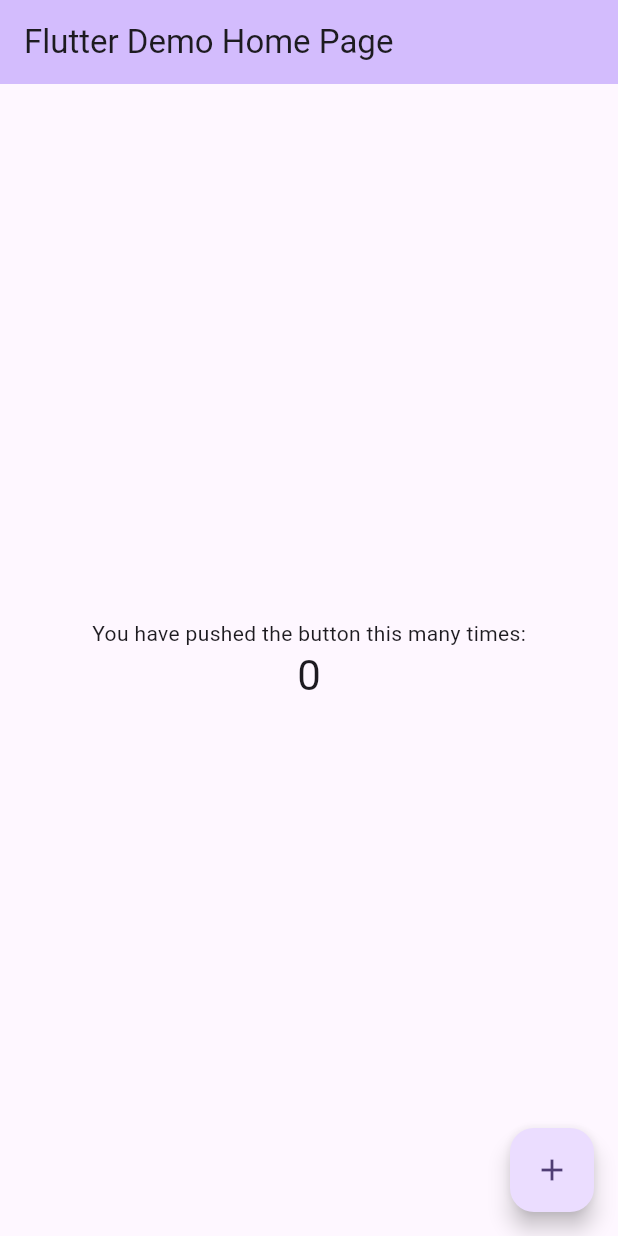
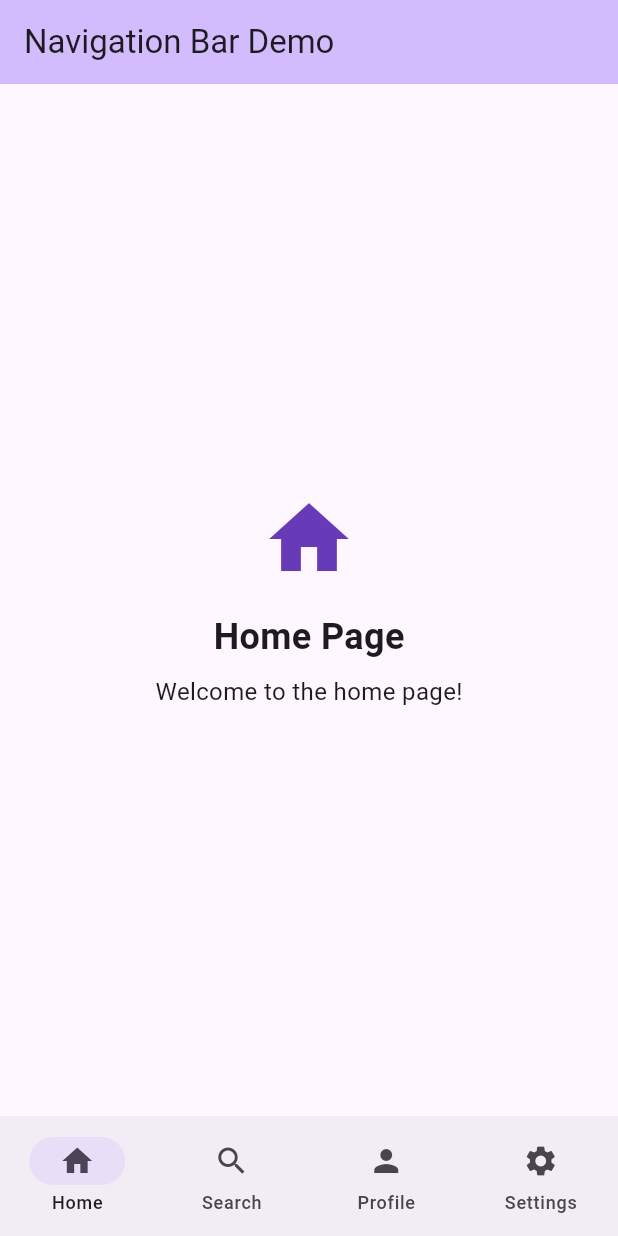
Before and after one commit to AndreiBacs/RetuRO, a Flutter app: the screen it shows after launch, on a phone screen of 412 x 824 dp. Run offline on Flutter 3.47's test engine with Material 3 defaults, Android fonts, the phone set to English and light mode, and no system bars.

Commit message:
Implement bottom navigation and add new pages (Home, Search, Profile, Settings) to enhance app navigation structure. Update main app title and theme settings for improved user experience.

```diff
--- a/front-end/retur_ro/lib/main.dart
+++ b/front-end/retur_ro/lib/main.dart
@@ -1,4 +1,8 @@
 import 'package:flutter/material.dart';
+import 'pages/home_page.dart';
+import 'pages/search_page.dart';
+import 'pages/profile_page.dart';
+import 'pages/settings_page.dart';
 
 void main() {
   runApp(const MyApp());
@@ -7,45 +11,21 @@
 class MyApp extends StatelessWidget {
   const MyApp({super.key});
 
-  // This widget is the root of your application.
   @override
   Widget build(BuildContext context) {
     return MaterialApp(
-      title: 'Flutter Demo',
+      title: 'Navigation Bar Demo',
       theme: ThemeData(
-        // This is the theme of your application.
-        //
-        // TRY THIS: Try running your application with "flutter run". You'll see
-        // the application has a purple toolbar. Then, without quitting the app,
-        // try changing the seedColor in the colorScheme below to Colors.green
-        // and then invoke "hot reload" (save your changes or press the "hot
-        // reload" button in a Flutter-supported IDE, or press "r" if you used
-        // the command line to start the app).
-        //
-        // Notice that the counter didn't reset back to zero; the application
-        // state is not lost during the reload. To reset the state, use hot
-        // restart instead.
-        //
-        // This works for code too, not just values: Most code changes can be
-        // tested with just a hot reload.
         colorScheme: ColorScheme.fromSeed(seedColor: Colors.deepPurple),
+        useMaterial3: true,
       ),
-      home: const MyHomePage(title: 'Flutter Demo Home Page'),
+      home: const MyHomePage(title: 'Navigation Bar Demo'),
     );
   }
 }
 
 class MyHomePage extends StatefulWidget {
   const MyHomePage({super.key, required this.title});
-
-  // This widget is the home page of your application. It is stateful, meaning
-  // that it has a State object (defined below) that contains fields that affect
-  // how it looks.
-
-  // This class is the configuration for the state. It holds the values (in this
-  // case the title) provided by the parent (in this case the App widget) and
-  // used by the build method of the State. Fields in a Widget subclass are
-  // always marked "final".
 
   final String title;
 
@@ -54,69 +34,39 @@
 }
 
 class _MyHomePageState extends State<MyHomePage> {
-  int _counter = 0;
+  int _selectedIndex = 0;
 
-  void _incrementCounter() {
+  static const List<Widget> _pages = <Widget>[
+    HomePage(),
+    SearchPage(),
+    ProfilePage(),
+    SettingsPage(),
+  ];
+
+  void _onItemTapped(int index) {
     setState(() {
-      // This call to setState tells the Flutter framework that something has
-      // changed in this State, which causes it to rerun the build method below
-      // so that the display can reflect the updated values. If we changed
-      // _counter without calling setState(), then the build method would not be
-      // called again, and so nothing would appear to happen.
-      _counter++;
+      _selectedIndex = index;
     });
   }
 
   @override
   Widget build(BuildContext context) {
-    // This method is rerun every time setState is called, for instance as done
-    // by the _incrementCounter method above.
-    //
-    // The Flutter framework has been optimized to make rerunning build methods
-    // fast, so that you can just rebuild anything that needs updating rather
-    // than having to individually change instances of widgets.
     return Scaffold(
       appBar: AppBar(
-        // TRY THIS: Try changing the color here to a specific color (to
-        // Colors.amber, perhaps?) and trigger a hot reload to see the AppBar
-        // change color while the other colors stay the same.
         backgroundColor: Theme.of(context).colorScheme.inversePrimary,
-        // Here we take the value from the MyHomePage object that was created by
-        // the App.build method, and use it to set our appbar title.
         title: Text(widget.title),
       ),
-      body: Center(
-        // Center is a layout widget. It takes a single child and positions it
-        // in the middle of the parent.
-        child: Column(
-          // Column is also a layout widget. It takes a list of children and
-          // arranges them vertically. By default, it sizes itself to fit its
-          // children horizontally, and tries to be as tall as its parent.
-          //
-          // Column has various properties to control how it sizes itself and
-          // how it positions its children. Here we use mainAxisAlignment to
-          // center the children vertically; the main axis here is the vertical
-          // axis because Columns are vertical (the cross axis would be
-          // horizontal).
-          //
-          // TRY THIS: Invoke "debug painting" (choose the "Toggle Debug Paint"
-          // action in the IDE, or press "p" in the console), to see the
-          // wireframe for each widget.
-          mainAxisAlignment: MainAxisAlignment.center,
-          children: <Widget>[
-            const Text('You have pushed the button this many times:'),
-            Text(
-              '$_counter',
-              style: Theme.of(context).textTheme.headlineMedium,
-            ),
-          ],
-        ),
+      body: _pages[_selectedIndex],
+      bottomNavigationBar: NavigationBar(
+        onDestinationSelected: _onItemTapped,
+        selectedIndex: _selectedIndex,
+        destinations: const <NavigationDestination>[
+          NavigationDestination(icon: Icon(Icons.home), label: 'Home'),
+          NavigationDestination(icon: Icon(Icons.search), label: 'Search'),
+          NavigationDestination(icon: Icon(Icons.person), label: 'Profile'),
+          NavigationDestination(icon: Icon(Icons.settings), label: 'Settings'),
+        ],
       ),
-      floatingActionButton: FloatingActionButton(
-        onPressed: _incrementCounter,
-        tooltip: 'Increment',
-        child: const Icon(Icons.add),
-      ), // This trailing comma makes auto-formatting nicer for build methods.
     );
   }
 }
--- /dev/null
+++ b/front-end/retur_ro/lib/pages/home_page.dart
@@ -0,0 +1,24 @@
+import 'package:flutter/material.dart';
+
+class HomePage extends StatelessWidget {
+  const HomePage({super.key});
+
+  @override
+  Widget build(BuildContext context) {
+    return const Center(
+      child: Column(
+        mainAxisAlignment: MainAxisAlignment.center,
+        children: <Widget>[
+          Icon(Icons.home, size: 64, color: Colors.deepPurple),
+          SizedBox(height: 16),
+          Text(
+            'Home Page',
+            style: TextStyle(fontSize: 24, fontWeight: FontWeight.bold),
+          ),
+          SizedBox(height: 8),
+          Text('Welcome to the home page!', style: TextStyle(fontSize: 16)),
+        ],
+      ),
+    );
+  }
+}
```
Also changed, not shown: front-end/retur_ro/lib/pages/profile_page.dart (added, +27 -0 lines), front-end/retur_ro/lib/pages/search_page.dart (added, +24 -0 lines), front-end/retur_ro/lib/pages/settings_page.dart (added, +27 -0 lines).
